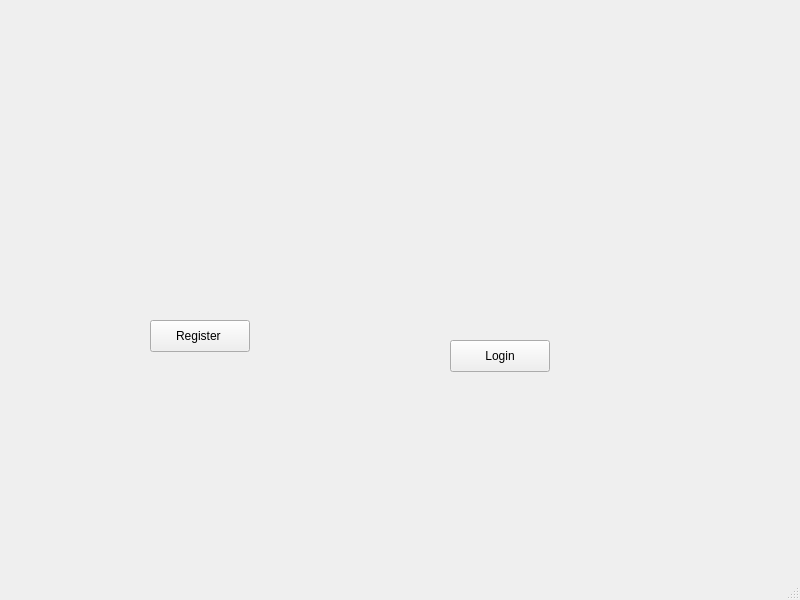
Old version of the form CinemaProject/loginwindow.ui in the repository Zab-17/Assignment-1-.
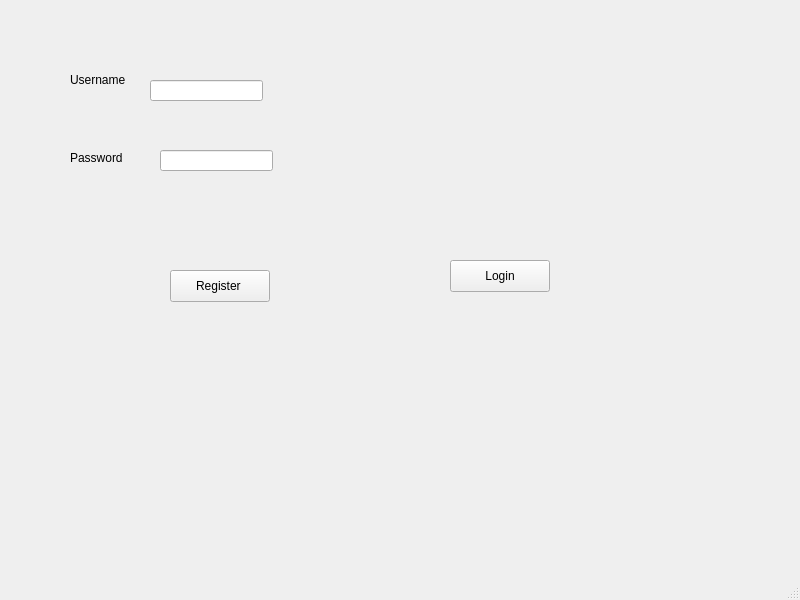
New version of the form.

Commit message: Creating Window ( line edit, lable, pushbuttom)

Diff of the .ui file:
```diff
--- a/CinemaProject/loginwindow.ui
+++ b/CinemaProject/loginwindow.ui
@@ -17,8 +17,8 @@
    <widget class="QPushButton" name="pushButton_Register">
     <property name="geometry">
      <rect>
-      <x>150</x>
-      <y>320</y>
+      <x>170</x>
+      <y>270</y>
       <width>100</width>
       <height>32</height>
      </rect>
@@ -31,7 +31,7 @@
     <property name="geometry">
      <rect>
       <x>450</x>
-      <y>340</y>
+      <y>260</y>
       <width>100</width>
       <height>32</height>
      </rect>
@@ -40,6 +40,52 @@
      <string>Login</string>
     </property>
    </widget>
+   <widget class="QLabel" name="label_name">
+    <property name="geometry">
+     <rect>
+      <x>70</x>
+      <y>70</y>
+      <width>71</width>
+      <height>20</height>
+     </rect>
+    </property>
+    <property name="text">
+     <string>Username </string>
+    </property>
+   </widget>
+   <widget class="QLineEdit" name="lineEdit_name">
+    <property name="geometry">
+     <rect>
+      <x>150</x>
+      <y>80</y>
+      <width>113</width>
+      <height>21</height>
+     </rect>
+    </property>
+   </widget>
+   <widget class="QLabel" name="label">
+    <property name="geometry">
+     <rect>
+      <x>70</x>
+      <y>150</y>
+      <width>71</width>
+      <height>16</height>
+     </rect>
+    </property>
+    <property name="text">
+     <string>Password </string>
+    </property>
+   </widget>
+   <widget class="QLineEdit" name="lineEdit_password">
+    <property name="geometry">
+     <rect>
+      <x>160</x>
+      <y>150</y>
+      <width>113</width>
+      <height>21</height>
+     </rect>
+    </property>
+   </widget>
   </widget>
   <widget class="QMenuBar" name="menubar">
    <property name="geometry">
```
The commit also changes 2 other files.
